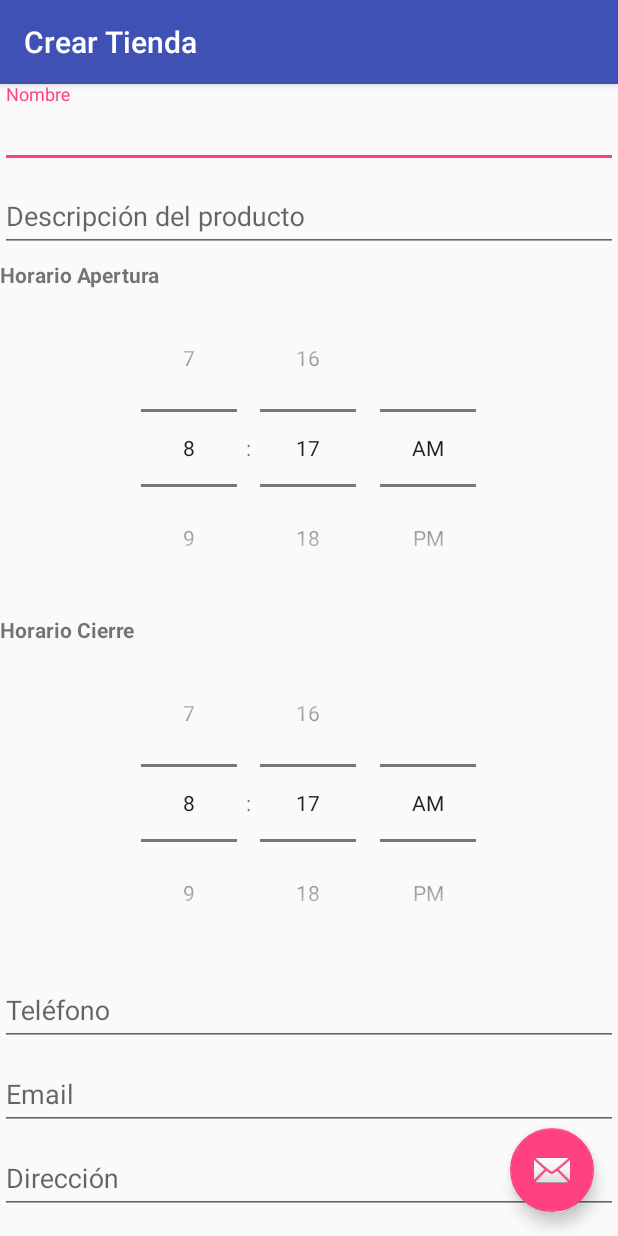
After one commit to hninor/Surtilandiapp, an Android app: the CreateStoreActivity screen opened directly, with no data from a screen before it, on a phone screen of 412 x 824 dp. The commit adds this screen. Run offline under Robolectric (Android 15) with nearby library versions, the phone set to English and light mode, and no system bars.

Commit message:
crear tienda layout

```diff
--- a/app/build.gradle
+++ b/app/build.gradle
@@ -24,6 +24,7 @@
 }
 
 dependencies {
+    implementation 'com.android.support.constraint:constraint-layout:1.0.2'
     compile fileTree(dir: 'libs', include: ['*.jar'])
     androidTestCompile('com.android.support.test.espresso:espresso-core:2.2.2', {
         exclude group: 'com.android.support', module: 'support-annotations'
--- a/app/src/main/AndroidManifest.xml
+++ b/app/src/main/AndroidManifest.xml
@@ -43,15 +43,13 @@
             android:label="@string/app_name" />
         <activity
             android:name=".features.shopkeeper.navigationdrawer.MenuShopKeeperActivity"
-            android:label="@string/title_activity_menu_tendero">
-        </activity>
+            android:label="@string/title_activity_menu_tendero"></activity>
         <activity
             android:name=".features.client.mainmenu.MenuClientActivity"
-            android:label="@string/title_activity_menu_cliente">
-        </activity>
+            android:label="@string/title_activity_menu_cliente"></activity>
         <activity
-            android:name=".features.store.SearchStore"
-            android:label="@string/app_name"/>
+            android:name=".features.store.SearchStoreActivity"
+            android:label="@string/app_name" />
 
         <meta-data
             android:name="com.google.android.gms.version"
@@ -63,6 +61,10 @@
         <activity
             android:name=".features.shopkeeper.add.AddProductActivity"
             android:label="@string/title_activity_add_product"
+            android:theme="@style/AppTheme.NoActionBar" />
+        <activity
+            android:name=".features.store.CreateStoreActivity"
+            android:label="@string/title_activity_create_store"
             android:theme="@style/AppTheme.NoActionBar"></activity>
     </application>
 
--- a/app/src/main/java/unal/edu/co/surtilandiapp/features/client/mainmenu/MenuClientActivity.java
+++ b/app/src/main/java/unal/edu/co/surtilandiapp/features/client/mainmenu/MenuClientActivity.java
@@ -85,7 +85,7 @@
         switch (position) {
             case 0:
                 //Load Map
-//                Intent intent = new Intent(MenuShopKeeperActivity.this, SearchStore.class);
+//                Intent intent = new Intent(MenuShopKeeperActivity.this, SearchStoreActivity.class);
 //                intent.addFlags(Intent.FLAG_ACTIVITY_CLEAR_TOP);
 //                startActivity(intent);
                 fragment = new SearchStoreFragment();
--- a/app/src/main/java/unal/edu/co/surtilandiapp/features/shopkeeper/navigationdrawer/MenuShopKeeperActivity.java
+++ b/app/src/main/java/unal/edu/co/surtilandiapp/features/shopkeeper/navigationdrawer/MenuShopKeeperActivity.java
@@ -81,7 +81,7 @@
         switch (position) {
             case 0:
                 //Load Map
-//                Intent intent = new Intent(MenuShopKeeperActivity.this, SearchStore.class);
+//                Intent intent = new Intent(MenuShopKeeperActivity.this, SearchStoreActivity.class);
 //                intent.addFlags(Intent.FLAG_ACTIVITY_CLEAR_TOP);
 //                startActivity(intent);
                 fragment = new SearchStoreFragment();
--- /dev/null
+++ b/app/src/main/java/unal/edu/co/surtilandiapp/features/store/CreateStoreActivity.java
@@ -0,0 +1,31 @@
+package unal.edu.co.surtilandiapp.features.store;
+
+import android.os.Bundle;
+import android.support.design.widget.FloatingActionButton;
+import android.support.design.widget.Snackbar;
+import android.support.v7.app.AppCompatActivity;
+import android.support.v7.widget.Toolbar;
+import android.view.View;
+
+import unal.edu.co.surtilandiapp.R;
+
+public class CreateStoreActivity extends AppCompatActivity {
+
+    @Override
+    protected void onCreate(Bundle savedInstanceState) {
+        super.onCreate(savedInstanceState);
+        setContentView(R.layout.activity_create_store);
+        Toolbar toolbar = (Toolbar) findViewById(R.id.toolbar);
+        setSupportActionBar(toolbar);
+
+        FloatingActionButton fab = (FloatingActionButton) findViewById(R.id.fab);
+        fab.setOnClickListener(new View.OnClickListener() {
+            @Override
+            public void onClick(View view) {
+                Snackbar.make(view, "Replace with your own action", Snackbar.LENGTH_LONG)
+                        .setAction("Action", null).show();
+            }
+        });
+    }
+
+}
--- a/app/src/main/java/unal/edu/co/surtilandiapp/features/store/SearchStore.java
+++ b/app/src/main/java/unal/edu/co/surtilandiapp/features/store/SearchStoreActivity.java
@@ -9,7 +9,7 @@
  * Created by f on 8/10/2017.
  */
 
-public class SearchStore extends AppCompatActivity {
+public class SearchStoreActivity extends AppCompatActivity {
     @Override
     protected void onCreate(Bundle savedInstanceState) {
 
--- /dev/null
+++ b/app/src/main/res/layout/activity_create_store.xml
@@ -0,0 +1,33 @@
+<?xml version="1.0" encoding="utf-8"?>
+<android.support.design.widget.CoordinatorLayout xmlns:android="http://schemas.android.com/apk/res/android"
+    xmlns:app="http://schemas.android.com/apk/res-auto"
+    xmlns:tools="http://schemas.android.com/tools"
+    android:layout_width="match_parent"
+    android:layout_height="match_parent"
+    tools:context="unal.edu.co.surtilandiapp.features.store.CreateStoreActivity">
+
+    <android.support.design.widget.AppBarLayout
+        android:layout_width="match_parent"
+        android:layout_height="wrap_content"
+        android:theme="@style/AppTheme.AppBarOverlay">
+
+        <android.support.v7.widget.Toolbar
+            android:id="@+id/toolbar"
+            android:layout_width="match_parent"
+            android:layout_height="?attr/actionBarSize"
+            android:background="?attr/colorPrimary"
+            app:popupTheme="@style/AppTheme.PopupOverlay" />
+
+    </android.support.design.widget.AppBarLayout>
+
+    <include layout="@layout/content_create_store" />
+
+    <android.support.design.widget.FloatingActionButton
+        android:id="@+id/fab"
+        android:layout_width="wrap_content"
+        android:layout_height="wrap_content"
+        android:layout_gravity="bottom|end"
+        android:layout_margin="@dimen/fab_margin"
+        app:srcCompat="@android:drawable/ic_dialog_email" />
+
+</android.support.design.widget.CoordinatorLayout>
--- a/app/src/main/res/layout/activity_login.xml
+++ b/app/src/main/res/layout/activity_login.xml
@@ -45,7 +45,7 @@
                     android:layout_width="match_parent"
                     android:layout_height="wrap_content"
                     android:drawableTint="@color/colorPlaceholder"
-                    android:hint="Correo Electrónico"
+                    android:hint="@string/correo_electronico"
                     android:inputType="textEmailAddress"
                     android:text="hninor@gmail.com"
                     android:maxLines="1" />
@@ -60,7 +60,7 @@
                     android:layout_width="fill_parent"
                     android:layout_height="wrap_content"
                     android:drawableTint="@color/colorPlaceholder"
-                    android:hint="Contraseña"
+                    android:hint="@string/contraseña"
                     android:text="123456"
                     android:inputType="textPassword"
                     android:maxLines="1" />
--- /dev/null
+++ b/app/src/main/res/layout/content_create_store.xml
@@ -0,0 +1,122 @@
+<?xml version="1.0" encoding="utf-8"?>
+<ScrollView xmlns:android="http://schemas.android.com/apk/res/android"
+    xmlns:app="http://schemas.android.com/apk/res-auto"
+    xmlns:tools="http://schemas.android.com/tools"
+    android:layout_width="match_parent"
+    android:layout_height="match_parent"
+    app:layout_behavior="@string/appbar_scrolling_view_behavior"
+    tools:context="unal.edu.co.surtilandiapp.features.store.CreateStoreActivity"
+    tools:showIn="@layout/activity_create_store">
+
+    <LinearLayout
+        android:orientation="vertical"
+        android:layout_width="match_parent"
+        android:layout_height="wrap_content">
+
+        <android.support.design.widget.TextInputLayout
+            android:layout_width="match_parent"
+            android:layout_height="wrap_content">
+
+            <EditText
+                android:id="@+id/etNombre"
+                android:layout_width="match_parent"
+                android:layout_height="wrap_content"
+                android:drawableTint="@color/colorPlaceholder"
+                android:maxLines="1"
+                android:hint="@string/nombre"
+                android:inputType="text" />
+        </android.support.design.widget.TextInputLayout>
+
+        <android.support.design.widget.TextInputLayout
+            android:layout_width="match_parent"
+            android:layout_height="wrap_content">
+
+            <EditText
+                android:id="@+id/etDescripcion"
+                android:layout_width="match_parent"
+                android:layout_height="wrap_content"
+                android:drawableTint="@color/colorPlaceholder"
+                android:maxLines="1"
+                android:hint="@string/descripcion"
+                android:inputType="text" />
+        </android.support.design.widget.TextInputLayout>
+
+        <TextView
+            android:textStyle="bold"
+            android:layout_marginTop="5dp"
+            android:text="@string/horarioApertura"
+            android:layout_width="wrap_content"
+            android:layout_height="wrap_content" />
+
+        <TimePicker
+            android:id="@+id/tpHorarioApertura"
+            android:timePickerMode="spinner"
+            android:layout_width="match_parent"
+            android:layout_height="wrap_content">
+
+        </TimePicker>
+
+        <TextView
+            android:textStyle="bold"
+            android:layout_marginTop="5dp"
+            android:text="@string/horarioCierre"
+            android:layout_width="wrap_content"
+            android:layout_height="wrap_content" />
+
+        <TimePicker
+            android:id="@+id/tpHorarioCierre"
+            android:timePickerMode="spinner"
+            android:layout_width="match_parent"
+            android:layout_height="wrap_content">
+
+        </TimePicker>
+
+        <android.support.design.widget.TextInputLayout
+            android:layout_width="match_parent"
+            android:layout_height="wrap_content">
+
+            <EditText
+                android:id="@+id/etTelefono"
+                android:layout_width="match_parent"
+                android:layout_height="wrap_content"
+                android:drawableTint="@color/colorPlaceholder"
+                android:maxLines="1"
+                android:hint="@string/telefono"
+                android:inputType="text" />
+        </android.support.design.widget.TextInputLayout>
+
+        <android.support.design.widget.TextInputLayout
+            android:layout_width="match_parent"
+            android:layout_height="wrap_content">
+
+            <EditText
+                android:id="@+id/etEmail"
+                android:layout_width="match_parent"
+                android:layout_height="wrap_content"
+                android:drawableTint="@color/colorPlaceholder"
+                android:maxLines="1"
+                android:hint="@string/email"
+                android:inputType="text" />
+        </android.support.design.widget.TextInputLayout>
+
+        <android.support.design.widget.TextInputLayout
+            android:layout_width="match_parent"
+            android:layout_height="wrap_content">
+
+            <EditText
+                android:id="@+id/etDireccion"
+                android:layout_width="match_parent"
+                android:layout_height="wrap_content"
+                android:drawableTint="@color/colorPlaceholder"
+                android:maxLines="1"
+                android:hint="@string/direccion"
+                android:inputType="text" />
+        </android.support.design.widget.TextInputLayout>
+
+
+
+    </LinearLayout>
+
+
+
+</ScrollView>
--- a/app/src/main/res/values/strings.xml
+++ b/app/src/main/res/values/strings.xml
@@ -30,5 +30,14 @@
     <string name="title_activity_menu_tendero">Tendero</string>
     <string name="title_activity_menu_cliente">Cliente</string>
     <string name="requerido">Requerido</string>
-    <string name="contrasena_no_coinciden">Las contraseñas no coinciden</string>>
+    <string name="contrasena_no_coinciden">Las contraseñas no coinciden</string>
+    <string name="title_activity_create_store">Crear Tienda</string>
+    <string name="nombre">Nombre</string>
+    <string name="telefono">Teléfono</string>
+    <string name="email">Email</string>
+    <string name="direccion">Dirección</string>
+    <string name="correo_electronico">Correo Electrónico</string>
+    <string name="contraseña">Contraseña</string>
+    <string name="horarioApertura">Horario Apertura</string>
+    <string name="horarioCierre">Horario Cierre</string>>
 </resources>
```
